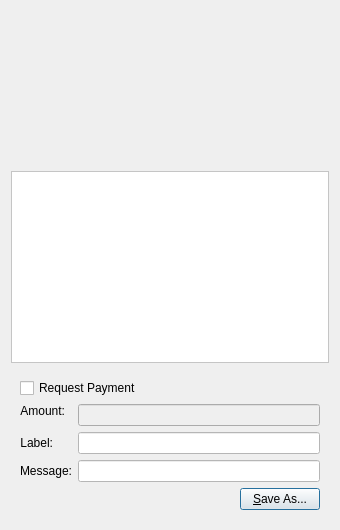
SpectreSecurityCoin/SpectreSecurityCoin, file src/qt/forms/qrcodedialog.ui: the form before one commit.
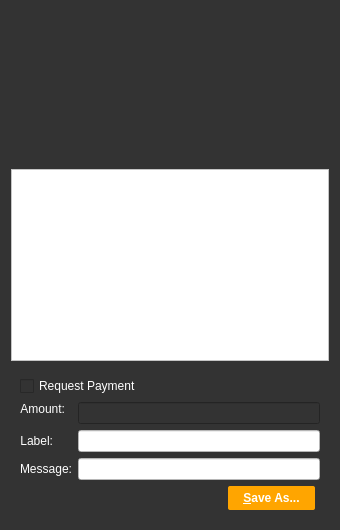
The form after the commit. Custom widgets are drawn as their Qt base class.

Diff of the .ui file:
```diff
--- a/src/qt/forms/qrcodedialog.ui
+++ b/src/qt/forms/qrcodedialog.ui
@@ -13,6 +13,10 @@
   <property name="windowTitle">
    <string>QR Code Dialog</string>
   </property>
+  <property name="styleSheet">
+   <string notr="true">background-color:rgb(51, 51, 51);
+color: rgb(255, 255, 255);</string>
+  </property>
   <layout class="QVBoxLayout" name="verticalLayout_3">
    <item>
     <widget class="QLabel" name="lblQRCode">
@@ -184,6 +188,15 @@
         </item>
         <item>
          <widget class="QPushButton" name="btnSaveAs">
+          <property name="styleSheet">
+           <string notr="true">background-color: rgb(255, 165, 0); 
+font: 75 10pt 'Ubuntu';
+font-weight:bold; 
+border-radius:2px; 
+padding:5px 15px;
+color: rgb(255, 255, 255);
+margin:0px 5px 0px 0px;</string>
+          </property>
           <property name="text">
            <string>&amp;Save As...</string>
           </property>
```
